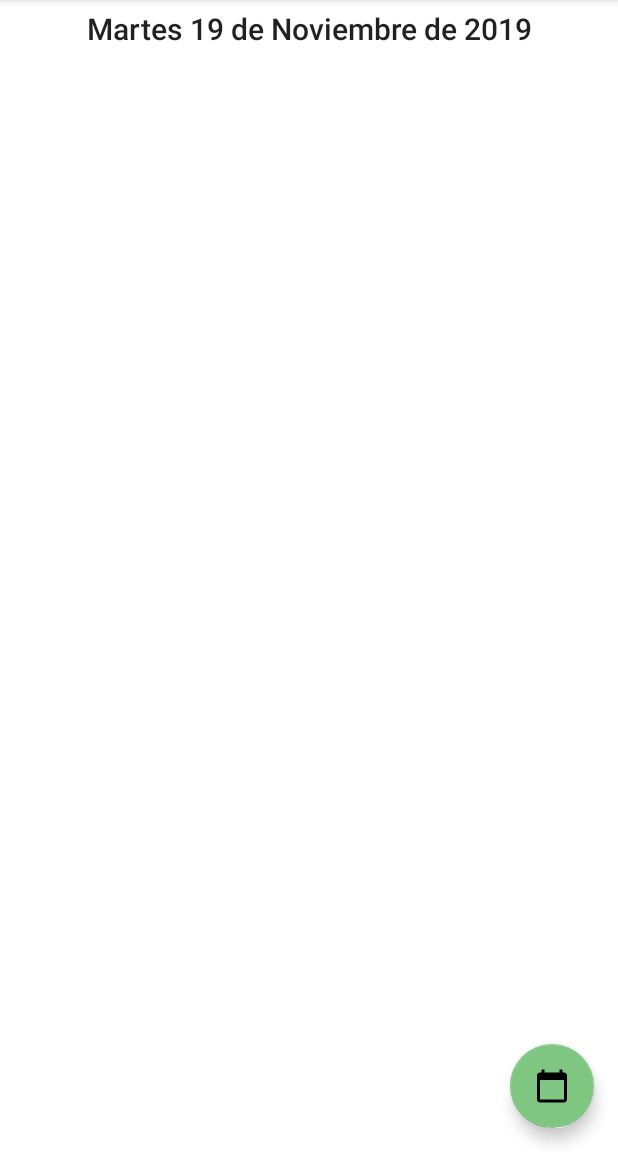
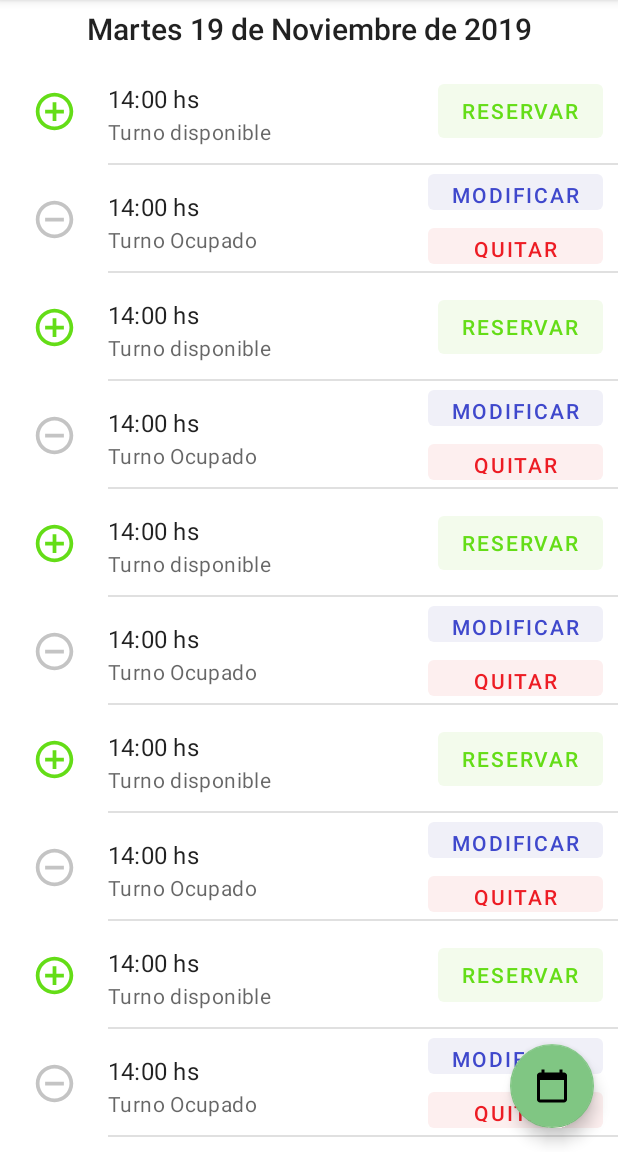
Before and after one commit to gezdiaz/MiAgenda, an Android app: the screen it shows after launch (PrincipalActivity), on a phone screen of 412 x 824 dp, the part 84-1236 px from its top. Run offline under Robolectric (Android 15) with nearby library versions, the phone set to English and light mode, and no system bars; our stand-ins replace navigation-ui.

Commit message:
Recycler views implementados
Implementé los RecyclerView de MiAgenda y Mis pacientes, pero solo muestran las filas por defecto, no usan ninguna entidad.

```diff
--- /dev/null
+++ b/app/src/main/java/frsf/isi/dam/gtm/miagenda/interfaces/drawerprincipal/miagenda/MiAgendaAdapter.java
@@ -0,0 +1,68 @@
+package frsf.isi.dam.gtm.miagenda.interfaces.drawerprincipal.miagenda;
+
+import android.util.Log;
+import android.view.LayoutInflater;
+import android.view.View;
+import android.view.ViewGroup;
+
+import androidx.annotation.NonNull;
+import androidx.recyclerview.widget.RecyclerView;
+
+import frsf.isi.dam.gtm.miagenda.R;
+
+public class MiAgendaAdapter extends RecyclerView.Adapter<RecyclerView.ViewHolder> {
+
+    public static final int TURNO_LIBRE = 0;
+    public static final int TURNO_OCUPADO = 2;
+
+    private String TAG = "MiAgendaActivity.MiAgendaAdapter";
+
+    //TODO tiene que tener una lista de turnos
+    int cant = 0;
+
+    public MiAgendaAdapter(){
+        //TODO recibe una lista de turnos
+        cant = 10;
+    }
+
+    @Override
+    public int getItemViewType(int position) {
+        //TODO usar tipo de turno para definir tipo de view
+        return position % 2 * 2;
+    }
+
+    @NonNull
+    @Override
+    public RecyclerView.ViewHolder onCreateViewHolder(@NonNull ViewGroup parent, int viewType) {
+        View view;
+        switch (viewType){
+            case TURNO_LIBRE:
+                view = LayoutInflater.from(parent.getContext()).inflate(R.layout.fila_turno_libre, parent, false);
+                return new TurnoLibreHolder(view);
+            case TURNO_OCUPADO:
+                view = LayoutInflater.from(parent.getContext()).inflate(R.layout.fila_turno_ocupado, parent, false);
+                return new TurnoOcupadoHolder(view);
+            default:
+                Log.d(TAG, "Opción no válida en MiAgenda adapter.");
+                return null;
+        }
+    }
+
+    @Override
+    public void onBindViewHolder(@NonNull RecyclerView.ViewHolder holder, int position) {
+        switch (getItemViewType(position)){
+            case TURNO_LIBRE:
+                //TODO mostrar turno libre
+                break;
+            case TURNO_OCUPADO:
+                //TODO mostrar turno ocupado
+                break;
+        }
+    }
+
+    @Override
+    public int getItemCount() {
+        return cant;
+    }
+
+}
--- a/app/src/main/java/frsf/isi/dam/gtm/miagenda/interfaces/drawerprincipal/miagenda/MiAgendaFragment.java
+++ b/app/src/main/java/frsf/isi/dam/gtm/miagenda/interfaces/drawerprincipal/miagenda/MiAgendaFragment.java
@@ -7,14 +7,27 @@ import android.view.ViewGroup;
 
 import androidx.annotation.NonNull;
 import androidx.fragment.app.Fragment;
+import androidx.recyclerview.widget.LinearLayoutManager;
+import androidx.recyclerview.widget.RecyclerView;
 
 import frsf.isi.dam.gtm.miagenda.R;
 
 public class MiAgendaFragment extends Fragment {
 
+    RecyclerView recyclerView;
+    RecyclerView.Adapter adapter;
+
 
     public View onCreateView(@NonNull LayoutInflater inflater,
                              ViewGroup container, Bundle savedInstanceState) {
-        return inflater.inflate(R.layout.fragment_mi_agenda, container, false);
+        View view = inflater.inflate(R.layout.fragment_mi_agenda, container, false);
+
+        recyclerView = view.findViewById(R.id.recycler_turnos);
+        //TODO setear lista de turnos
+        adapter = new MiAgendaAdapter();
+        recyclerView.setLayoutManager(new LinearLayoutManager(getContext()));
+        recyclerView.setAdapter(adapter);
+        return view;
+
     }
 }
--- /dev/null
+++ b/app/src/main/java/frsf/isi/dam/gtm/miagenda/interfaces/drawerprincipal/miagenda/TurnoLibreHolder.java
@@ -0,0 +1,24 @@
+package frsf.isi.dam.gtm.miagenda.interfaces.drawerprincipal.miagenda;
+
+import android.view.View;
+import android.widget.TextView;
+
+import androidx.annotation.NonNull;
+import androidx.recyclerview.widget.RecyclerView;
+
+import com.google.android.material.button.MaterialButton;
+
+import frsf.isi.dam.gtm.miagenda.R;
+
+public class TurnoLibreHolder extends RecyclerView.ViewHolder {
+
+    public TextView horaTurno;
+    public MaterialButton reservarTurnoBtn;
+
+    public TurnoLibreHolder(@NonNull View fila) {
+        super(fila);
+
+        horaTurno = fila.findViewById(R.id.hora_turno_libre_txt);
+        reservarTurnoBtn = fila.findViewById(R.id.reservar_turno_btn);
+    }
+}
--- /dev/null
+++ b/app/src/main/java/frsf/isi/dam/gtm/miagenda/interfaces/drawerprincipal/miagenda/TurnoOcupadoHolder.java
@@ -0,0 +1,26 @@
+package frsf.isi.dam.gtm.miagenda.interfaces.drawerprincipal.miagenda;
+
+import android.view.View;
+import android.widget.TextView;
+
+import androidx.annotation.NonNull;
+import androidx.recyclerview.widget.RecyclerView;
+
+import com.google.android.material.button.MaterialButton;
+
+import frsf.isi.dam.gtm.miagenda.R;
+
+public class TurnoOcupadoHolder extends RecyclerView.ViewHolder {
+
+    TextView horaTurno;
+    MaterialButton modificarTurnoBtn, quitarTurnoBtn;
+
+    public TurnoOcupadoHolder(@NonNull View fila) {
+        super(fila);
+
+        horaTurno = fila.findViewById(R.id.hora_turno_ocupado_txt);
+        modificarTurnoBtn = fila.findViewById(R.id.modificar_turno_btn);
+        quitarTurnoBtn = fila.findViewById(R.id.quitar_turno_btn);
+
+    }
+}
--- a/app/src/main/java/frsf/isi/dam/gtm/miagenda/interfaces/listahistoriaclinica/HistoriaClinicaHolder.java
+++ b/app/src/main/java/frsf/isi/dam/gtm/miagenda/interfaces/listahistoriaclinica/HistoriaClinicaHolder.java
@@ -17,7 +17,7 @@ public class HistoriaClinicaHolder extends RecyclerView.ViewHolder {
 
     public HistoriaClinicaHolder (View base) {
 
-        super((base));
+        super(base);
         fechaLbl = base.findViewById(R.id.fecha_atencion_paciente_lbl);
         descripcionLbl = base.findViewById(R.id.descripcion_atencion_paciente_lbl);
         historiaClinicaCardView =base.findViewById(R.id.historia_clinica_card_view);
--- a/app/src/main/res/layout/fila_turno_libre.xml
+++ b/app/src/main/res/layout/fila_turno_libre.xml
@@ -2,6 +2,7 @@
 <androidx.constraintlayout.widget.ConstraintLayout xmlns:android="http://schemas.android.com/apk/res/android"
     xmlns:app="http://schemas.android.com/apk/res-auto"
     xmlns:tools="http://schemas.android.com/tools"
+    android:id="@+id/fila_turno_libre_layout"
     android:layout_width="match_parent"
     android:layout_height="@dimen/fila_turno_height">
 
--- a/app/src/main/res/layout/fila_turno_ocupado.xml
+++ b/app/src/main/res/layout/fila_turno_ocupado.xml
@@ -2,6 +2,7 @@
 <androidx.constraintlayout.widget.ConstraintLayout xmlns:android="http://schemas.android.com/apk/res/android"
     xmlns:app="http://schemas.android.com/apk/res-auto"
     xmlns:tools="http://schemas.android.com/tools"
+    android:id="@+id/fila_turno_ocupado_layout"
     android:layout_width="match_parent"
     android:layout_height="@dimen/fila_turno_height">
 
--- a/app/src/main/res/layout/fragment_mis_pacientes.xml
+++ b/app/src/main/res/layout/fragment_mis_pacientes.xml
@@ -6,6 +6,7 @@
     xmlns:tools="http://schemas.android.com/tools">
 
     <androidx.recyclerview.widget.RecyclerView
+        android:id="@+id/recycler_mis_pacientes"
         android:layout_width="match_parent"
         android:layout_height="wrap_content"
         tools:listitem="@layout/fila_paciente"/>
```
Also changed, not shown: app/src/main/java/frsf/isi/dam/gtm/miagenda/interfaces/drawerprincipal/mispacientes/MisPacientesAdapter.java (added, +39 -0 lines), app/src/main/java/frsf/isi/dam/gtm/miagenda/interfaces/drawerprincipal/mispacientes/MisPacientesFragment.java (+13 -2 lines), app/src/main/java/frsf/isi/dam/gtm/miagenda/interfaces/drawerprincipal/mispacientes/PacienteHolder.java (added, +24 -0 lines).
